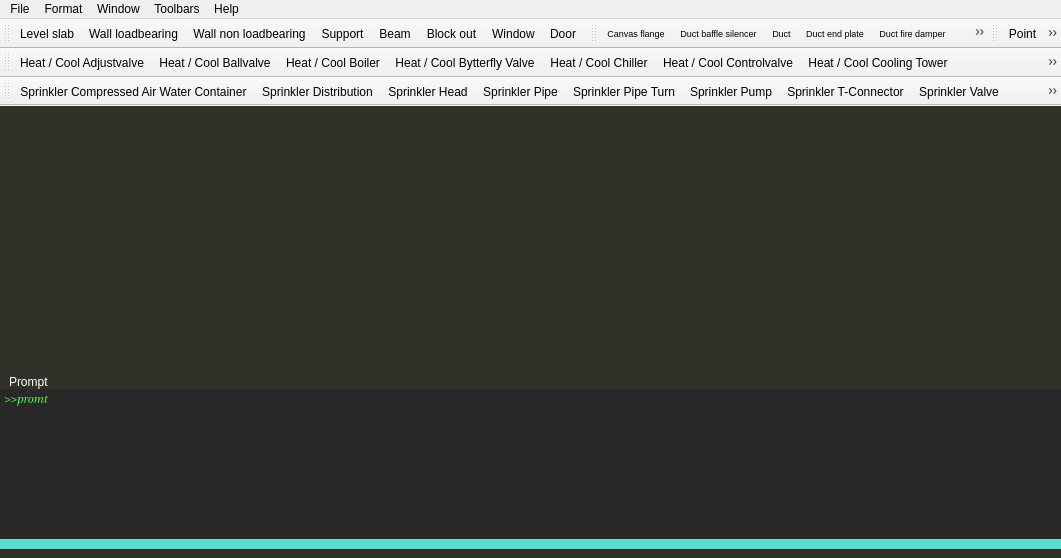
First picture: the form in mainwindow.ui, repository sme-gmbh/smepowercad, before the edit.
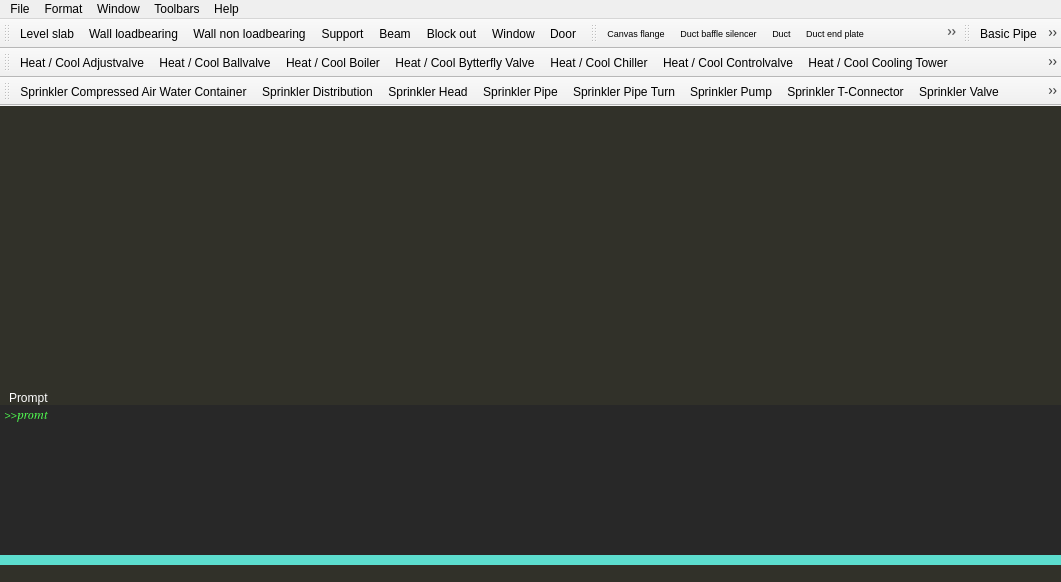
Second picture: the form after the edit. Icons and pictures are not drawn.

Commit message: Added sanitary items and actions. Added basic pipe item. Added item rotation to basic pipe. Fixed some bugs.

```diff
--- a/mainwindow.ui
+++ b/mainwindow.ui
@@ -7,7 +7,7 @@
     <x>0</x>
     <y>0</y>
     <width>1061</width>
-    <height>558</height>
+    <height>582</height>
    </rect>
   </property>
   <property name="windowTitle">
@@ -417,6 +417,7 @@
    <attribute name="toolBarBreak">
     <bool>false</bool>
    </attribute>
+   <addaction name="action_basic_pipe"/>
    <addaction name="action_basic_point"/>
    <addaction name="action_basic_linie"/>
    <addaction name="action_basic_polylinie"/>
@@ -1714,6 +1715,14 @@
     <string>Sprinkler Zone Check</string>
    </property>
   </action>
+  <action name="action_basic_pipe">
+   <property name="text">
+    <string>Basic Pipe</string>
+   </property>
+   <property name="toolTip">
+    <string>Basic Pipe</string>
+   </property>
+  </action>
  </widget>
  <layoutdefault spacing="6" margin="11"/>
  <resources>
```
The commit also changes 38 other files.
